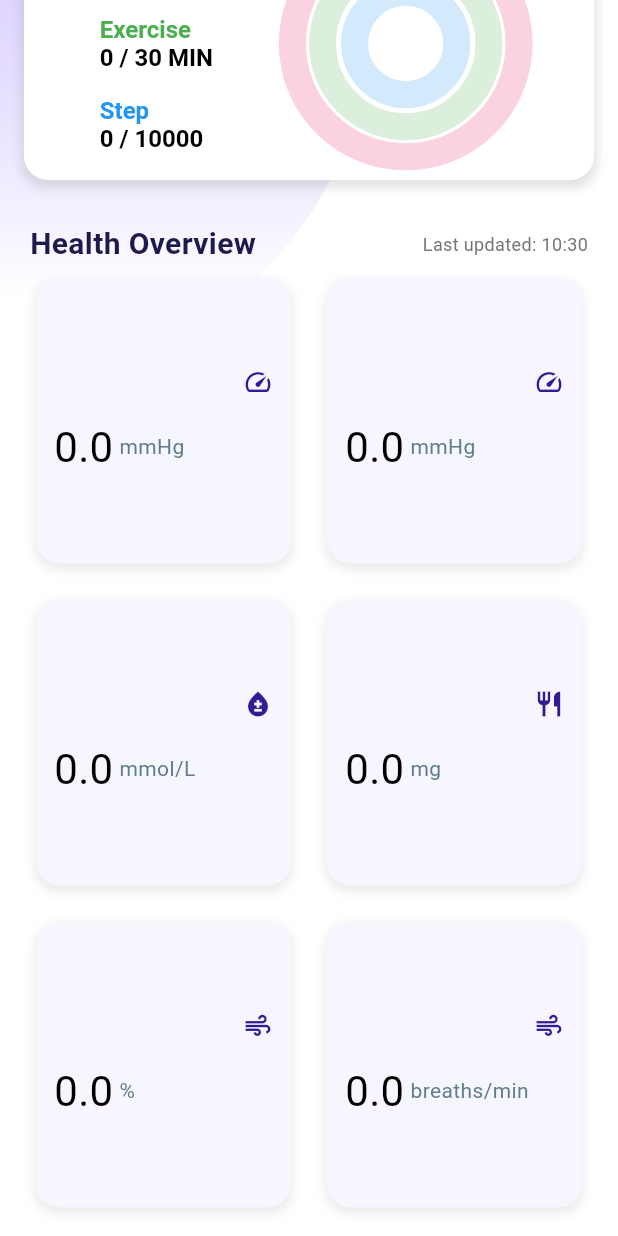
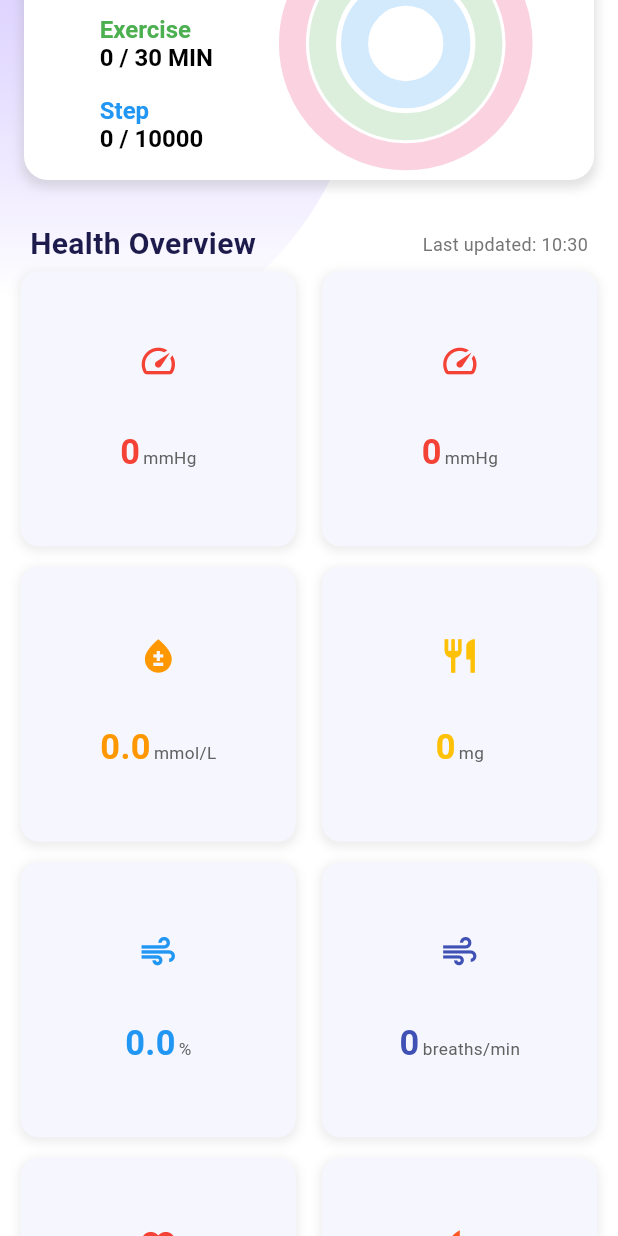
Before and after one commit to yuyuc03/healthkit_testing, a Flutter app: the HomeScreen screen opened directly, scrolled down 576 dp, on a phone screen of 412 x 824 dp. Run offline on Flutter 3.47's test engine with Material 3 defaults, Android fonts, the phone set to English and light mode, and no system bars; our stand-ins replace flutter_local_notifications, shared_preferences; missing offline and left inert: health, mongo_dart; accounts and stored records are empty; network calls fail.

Commit message:
Change Health Metrics Cards UI Design

```diff
--- a/lib/screens/home_screen.dart
+++ b/lib/screens/home_screen.dart
@@ -471,13 +471,13 @@ class _HomeScreenState extends State<HomeScreen> {
                         GridView.builder(
                           shrinkWrap: true,
                           physics: const NeverScrollableScrollPhysics(),
-                          padding: const EdgeInsets.symmetric(horizontal: 16),
+                          padding: const EdgeInsets.symmetric(horizontal: 10),
                           gridDelegate:
                               const SliverGridDelegateWithFixedCrossAxisCount(
                             crossAxisCount: 2,
-                            mainAxisSpacing: 8,
-                            crossAxisSpacing: 8,
-                            childAspectRatio: 0.9,
+                            mainAxisSpacing: 6,
+                            crossAxisSpacing: 10,
+                            childAspectRatio: 1,
                           ),
                           itemCount: viewModel.metrics.length,
                           itemBuilder: (context, index) {
--- a/lib/widgets/health_metrics_card.dart
+++ b/lib/widgets/health_metrics_card.dart
@@ -9,71 +9,98 @@ class HealthMetricsCard extends StatelessWidget {
 
   @override
   Widget build(BuildContext context) {
+    return LayoutBuilder(
+      builder: (context, constraints) {
+        // Calculate appropriate font sizes based on available width
+        final titleSize = constraints.maxWidth * 0.075;
+        final valueSize = constraints.maxWidth * 0.12;
+        final unitSize = constraints.maxWidth * 0.06;
+
         return Container(
           decoration: BoxDecoration(
             color: Color(0xFFF6F6FE),
-        borderRadius: BorderRadius.circular(16),
+            borderRadius: BorderRadius.circular(12),
             boxShadow: [
               BoxShadow(
                 color: Colors.grey.withOpacity(0.2),
                 spreadRadius: 1,
                 blurRadius: 5,
-            offset: Offset(0, 3),
+                offset: Offset(0, 2),
               ),
             ],
           ),
-      margin: const EdgeInsets.all(8),
-      padding: const EdgeInsets.all(12),
+          margin: EdgeInsets.all(constraints.maxWidth * 0.02),
+          padding: EdgeInsets.all(constraints.maxWidth * 0.04),
           child: Column(
-        crossAxisAlignment: CrossAxisAlignment.start,
             mainAxisAlignment: MainAxisAlignment.center,
+            crossAxisAlignment: CrossAxisAlignment.center,
             children: [
-          Row(
-            mainAxisAlignment: MainAxisAlignment.spaceBetween,
-            children: [
+              Flexible(
+                child: Icon(
+                  _getIconForMetric(metric.type),
+                  size: constraints.maxWidth * 0.14,
+                  color: _getColorForMetric(metric.type),
+                ),
+              ),
+              SizedBox(height: constraints.maxHeight * 0.03),
               Flexible(
                 child: Text(
                   metric.displayName,
-                  style: const TextStyle(
-                    fontSize: 16,
+                  textAlign: TextAlign.center,
+                  style: TextStyle(
+                    fontSize: titleSize,
                     fontWeight: FontWeight.bold,
-                    color: Colors.deepPurple,
+                    color: Colors.black87,
                   ),
+                  maxLines: 2,
                   overflow: TextOverflow.ellipsis,
                 ),
               ),
-              Icon(
-                _getIconForMetric(metric.type),
-                color: Colors.deepPurple[900],
-                size: 20,
-              ),
-            ],
-          ),
-          const SizedBox(height: 12),
-          Row(
+              SizedBox(height: constraints.maxHeight * 0.03),
+              Flexible(
+                flex: 2,
+                child: FittedBox(
+                  fit: BoxFit.scaleDown,
+                  child: Row(
+                    mainAxisAlignment: MainAxisAlignment.center,
+                    crossAxisAlignment: CrossAxisAlignment.baseline,
+                    textBaseline: TextBaseline.alphabetic,
                     children: [
                       Text(
-                metric.value?.toStringAsFixed(1) ?? '- -',
+                        _formatValue(metric.value),
                         style: TextStyle(
-                  fontSize: 28,
-                  color: metric.value != null
-                      ? Colors.black
-                      : Colors.grey,
+                          fontSize: valueSize,
+                          fontWeight: FontWeight.bold,
+                          color: _getColorForMetric(metric.type),
                         ),
                       ),
-              const SizedBox(width: 4),
+                      SizedBox(width: 2),
                       Text(
                         metric.unitDisplay,
                         style: TextStyle(
-                  fontSize: 14,
-                  color: Colors.blueGrey,
+                          fontSize: unitSize,
+                          color: Colors.grey[700],
                         ),
                       ),
                     ],
                   ),
+                ),
+              ),
             ],
           ),
         );
+      },
+    );
+  }
+
+  String _formatValue(double? value) {
+    if (value == null) return "0";
+    // Handle specific formatting based on metric type
+    if (metric.type == HealthDataType.BLOOD_GLUCOSE ||
+        metric.type == HealthDataType.BLOOD_OXYGEN) {
+      return value.toStringAsFixed(1);
+    }
+    return value.toInt().toString();
   }
 
   IconData _getIconForMetric(HealthDataType type) {
@@ -101,4 +128,28 @@ class HealthMetricsCard extends StatelessWidget {
         return Icons.health_and_safety;
     }
   }
+  Color _getColorForMetric(HealthDataType type) {
+    switch (type) {
+      case HealthDataType.BLOOD_PRESSURE_SYSTOLIC:
+      case HealthDataType.BLOOD_PRESSURE_DIASTOLIC:
+      case HealthDataType.HEART_RATE:
+        return Colors.red;
+      case HealthDataType.BLOOD_GLUCOSE:
+        return Colors.orange;
+      case HealthDataType.DIETARY_CHOLESTEROL:
+        return Colors.amber;
+      case HealthDataType.BLOOD_OXYGEN:
+        return Colors.blue;
+      case HealthDataType.RESPIRATORY_RATE:
+        return Colors.indigo;
+      case HealthDataType.ACTIVE_ENERGY_BURNED:
+        return Colors.deepOrange;
+      case HealthDataType.EXERCISE_TIME:
+        return Colors.green;
+      case HealthDataType.STEPS:
+        return Colors.teal;
+      default:
+        return Colors.deepPurple;
     }
+  }
+}
```
Lines whose indentation alone changed are shown as unchanged.
